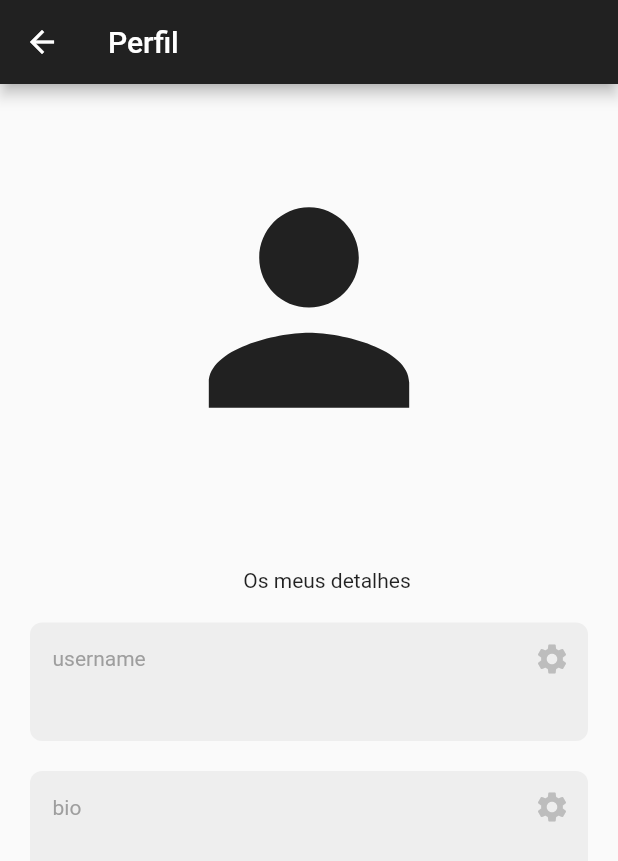
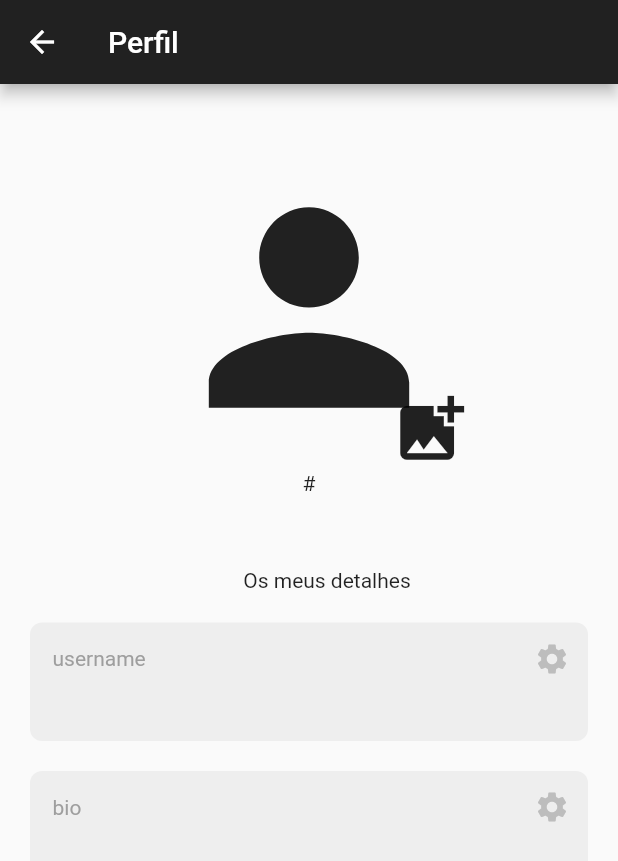
Before and after one commit to anotherlusitano/pomachat, a Flutter app: the ProfilePage screen opened directly, on a phone screen of 412 x 824 dp. Shown: the top 861 px of the screen. Run offline on Flutter 3.47's test engine with Material 2 defaults, Android fonts, the phone set to English and light mode, and no system bars; our stand-ins replace cloud_firestore, firebase_auth, firebase_core, firebase_storage, image_picker; missing offline and left inert: flutter_webrtc, footer, image_downloader_web, peerdart; accounts and stored records are empty; generated files the repository leaves out were written again.

Commit message:
Add function to change the profile picture in profile page

```diff
--- a/lib/pages/profile_page.dart
+++ b/lib/pages/profile_page.dart
@@ -1,7 +1,9 @@
 import 'package:cloud_firestore/cloud_firestore.dart';
 import 'package:firebase_auth/firebase_auth.dart';
+import 'package:firebase_storage/firebase_storage.dart';
 import 'package:flutter/material.dart';
 import 'package:flutter/services.dart';
+import 'package:image_picker/image_picker.dart';
 import 'package:my_pap/components/profile_picture.dart';
 import 'package:my_pap/components/text_box.dart';
 
@@ -14,6 +16,8 @@ class ProfilePage extends StatefulWidget {
 
 class _ProfilePageState extends State<ProfilePage> {
   final currentUser = FirebaseAuth.instance.currentUser;
+
+  late Reference ref;
 
   // all users
   final usersCollection = FirebaseFirestore.instance.collection('Users');
@@ -74,6 +78,49 @@ class _ProfilePageState extends State<ProfilePage> {
     }
   }
 
+  void changeProfilePicture() async {
+    // Create a new instance of the ImagePicker
+    final ImagePicker picker = ImagePicker();
+
+    // Call this method to get an image from the user's device
+    final image = await picker.pickImage(source: ImageSource.gallery);
+
+    if (image != null) {
+      // Read the image file as bytes
+      final fileBytes = await image.readAsBytes();
+
+      // Create a reference to a file in Firebase Cloud Storage
+      final storageReference =
+          FirebaseStorage.instance.ref().child("${DateTime.now().microsecondsSinceEpoch}${image.name}");
+
+      // Upload the image file
+      final uploadTask = storageReference.putData(fileBytes);
+      final snapshot = await uploadTask.whenComplete(() {});
+
+      // Get the download URL of the uploaded image
+      String downloadUrl = await snapshot.ref.getDownloadURL();
+
+      // Delete the previous profile picture from Cloud Storage
+      String previousImageUrl = await FirebaseFirestore.instance
+          .collection('Users')
+          .doc(currentUser!.uid)
+          .get()
+          .then((snapshot) => snapshot.data()!['profilePicture']);
+
+      if (previousImageUrl.isNotEmpty) {
+        FirebaseStorage.instance.refFromURL(previousImageUrl).delete();
+      }
+
+      // Update the user document in Firestore with the new profile picture URL
+      await FirebaseFirestore.instance
+          .collection('Users')
+          .doc(currentUser!.uid)
+          .update({'profilePicture': downloadUrl});
+    } else {
+      print('No Image Path Received');
+    }
+  }
+
   @override
   Widget build(BuildContext context) {
     return Scaffold(
@@ -93,15 +140,39 @@ class _ProfilePageState extends State<ProfilePage> {
                 const SizedBox(height: 49),
 
                 // profile pic
-                ProfilePicture(
-                  profilePictureUrl: userData['profilePicture'],
-                  size: 200,
+                Center(
+                  child: SizedBox(
+                    width: 200,
+                    height: 200,
+                    child: Stack(
+                      children: [
+                        ProfilePicture(
+                          profilePictureUrl: userData['profilePicture'],
+                          size: 200,
+                        ),
+                        Align(
+                          alignment: Alignment.bottomRight,
+                          child: SizedBox(
+                            width: 54,
+                            height: 54,
+                            child: IconButton(
+                              onPressed: changeProfilePicture,
+                              icon: const Icon(
+                                Icons.add_photo_alternate,
+                                size: 54,
+                              ),
+                            ),
+                          ),
+                        ),
+                      ],
+                    ),
+                  ),
                 ),
 
                 const SizedBox(height: 9),
 
                 Text(
-                  currentUser!.email.toString(),
+                  "${userData['username']}#${userData['discriminator']}",
                   textAlign: TextAlign.center,
                   style: TextStyle(
                     color: Colors.grey[699],
```
